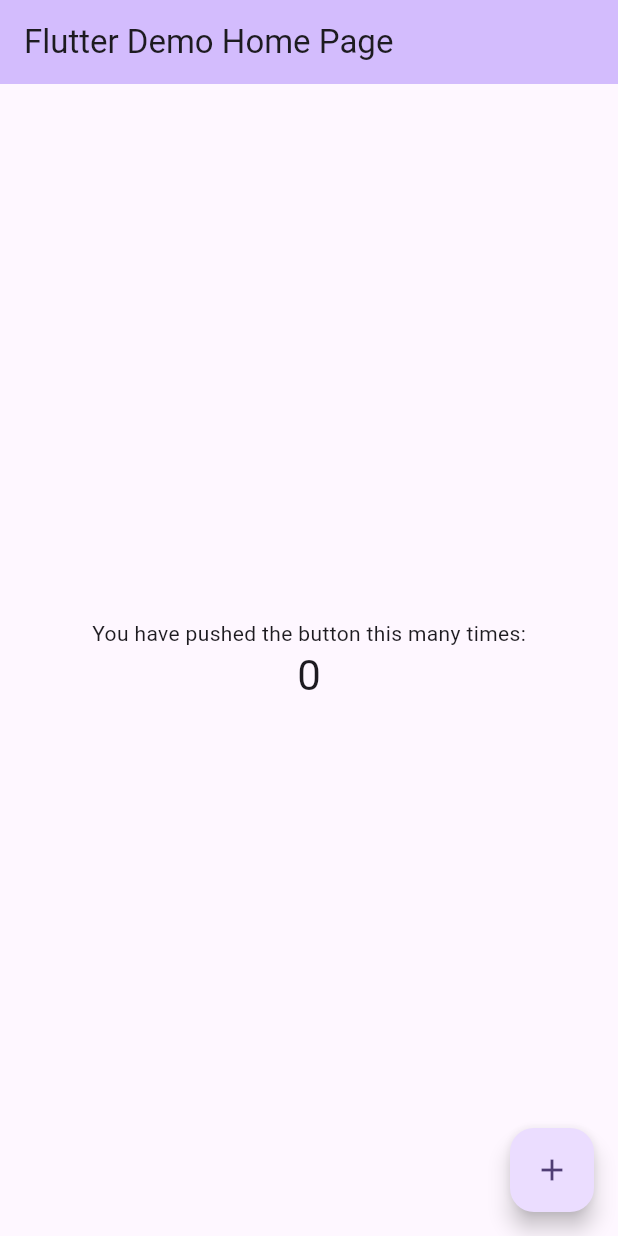
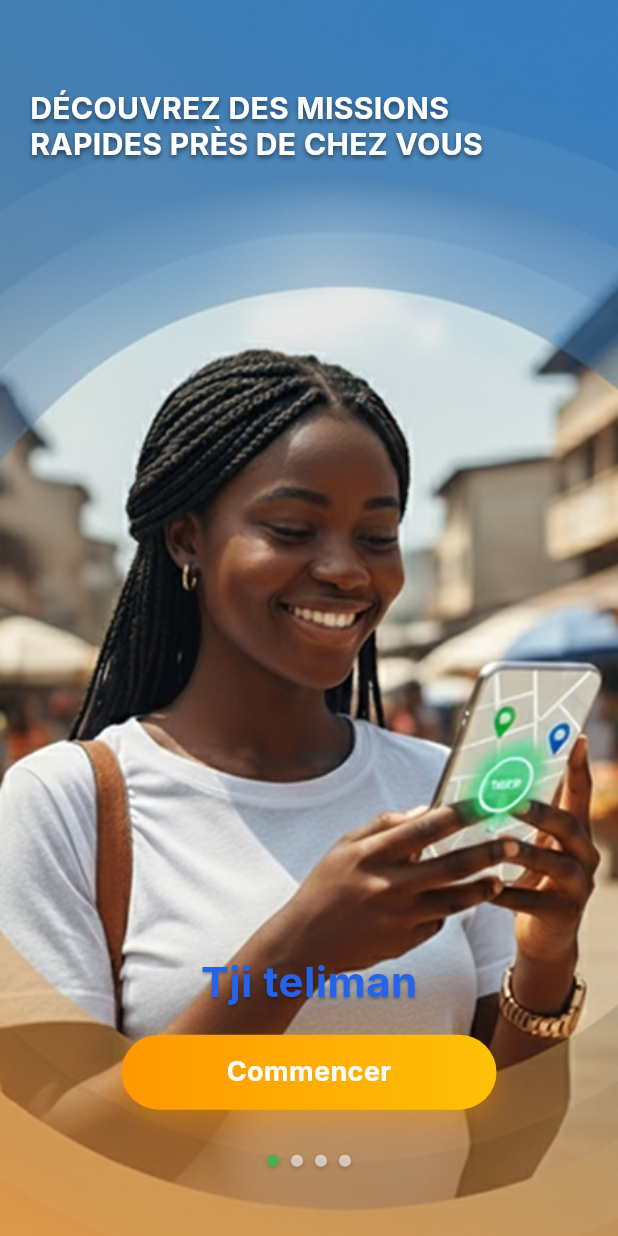
Before and after one commit to Tji-Teliman/tji_teliman_mobile, a Flutter app: the screen it shows after launch, on a phone screen of 412 x 824 dp. Run offline on Flutter 3.47's test engine with Material 3 defaults, Android fonts, the light colour scheme and no system bars; our stand-ins replace google_fonts.

Commit message:
creation des premieres pages

```diff
--- a/lib/main.dart
+++ b/lib/main.dart
@@ -1,122 +1,58 @@
 import 'package:flutter/material.dart';
+import 'package:google_fonts/google_fonts.dart';
+import 'screens/splash_screen.dart';
+import 'screens/splash_screen_2.dart';
 
 void main() {
-  runApp(const MyApp());
+  runApp(const TjiTelimanApp());
 }
 
-class MyApp extends StatelessWidget {
-  const MyApp({super.key});
+class TjiTelimanApp extends StatelessWidget {
+  const TjiTelimanApp({super.key});
 
-  // This widget is the root of your application.
   @override
   Widget build(BuildContext context) {
     return MaterialApp(
-      title: 'Flutter Demo',
+      title: 'Tji Teliman',
+      debugShowCheckedModeBanner: false,
       theme: ThemeData(
-        // This is the theme of your application.
-        //
-        // TRY THIS: Try running your application with "flutter run". You'll see
-        // the application has a purple toolbar. Then, without quitting the app,
-        // try changing the seedColor in the colorScheme below to Colors.green
-        // and then invoke "hot reload" (save your changes or press the "hot
-        // reload" button in a Flutter-supported IDE, or press "r" if you used
-        // the command line to start the app).
-        //
-        // Notice that the counter didn't reset back to zero; the application
-        // state is not lost during the reload. To reset the state, use hot
-        // restart instead.
-        //
-        // This works for code too, not just values: Most code changes can be
-        // tested with just a hot reload.
-        colorScheme: ColorScheme.fromSeed(seedColor: Colors.deepPurple),
+        primarySwatch: Colors.blue,
+        fontFamily: GoogleFonts.inter().fontFamily,
+        colorScheme: ColorScheme.fromSeed(
+          seedColor: const Color(0xFF2196F3),
+          brightness: Brightness.light,
+        ),
+        useMaterial3: true,
       ),
-      home: const MyHomePage(title: 'Flutter Demo Home Page'),
+      initialRoute: '/',
+      routes: {
+        '/': (context) => const SplashScreen(),
+        '/onboarding': (context) => const SplashScreen2(),
+        '/home': (context) => const HomeScreen(),
+      },
     );
   }
 }
 
-class MyHomePage extends StatefulWidget {
-  const MyHomePage({super.key, required this.title});
-
-  // This widget is the home page of your application. It is stateful, meaning
-  // that it has a State object (defined below) that contains fields that affect
-  // how it looks.
-
-  // This class is the configuration for the state. It holds the values (in this
-  // case the title) provided by the parent (in this case the App widget) and
-  // used by the build method of the State. Fields in a Widget subclass are
-  // always marked "final".
-
-  final String title;
-
-  @override
-  State<MyHomePage> createState() => _MyHomePageState();
-}
-
-class _MyHomePageState extends State<MyHomePage> {
-  int _counter = 0;
-
-  void _incrementCounter() {
-    setState(() {
-      // This call to setState tells the Flutter framework that something has
-      // changed in this State, which causes it to rerun the build method below
-      // so that the display can reflect the updated values. If we changed
-      // _counter without calling setState(), then the build method would not be
-      // called again, and so nothing would appear to happen.
-      _counter++;
-    });
-  }
+// Page d'accueil temporaire
+class HomeScreen extends StatelessWidget {
+  const HomeScreen({super.key});
 
   @override
   Widget build(BuildContext context) {
-    // This method is rerun every time setState is called, for instance as done
-    // by the _incrementCounter method above.
-    //
-    // The Flutter framework has been optimized to make rerunning build methods
-    // fast, so that you can just rebuild anything that needs updating rather
-    // than having to individually change instances of widgets.
     return Scaffold(
       appBar: AppBar(
-        // TRY THIS: Try changing the color here to a specific color (to
-        // Colors.amber, perhaps?) and trigger a hot reload to see the AppBar
-        // change color while the other colors stay the same.
-        backgroundColor: Theme.of(context).colorScheme.inversePrimary,
-        // Here we take the value from the MyHomePage object that was created by
-        // the App.build method, and use it to set our appbar title.
-        title: Text(widget.title),
+        title: const Text('Tji Teliman'),
+        backgroundColor: const Color(0xFF2196F3),
+        foregroundColor: Colors.white,
       ),
-      body: Center(
-        // Center is a layout widget. It takes a single child and positions it
-        // in the middle of the parent.
-        child: Column(
-          // Column is also a layout widget. It takes a list of children and
-          // arranges them vertically. By default, it sizes itself to fit its
-          // children horizontally, and tries to be as tall as its parent.
-          //
-          // Column has various properties to control how it sizes itself and
-          // how it positions its children. Here we use mainAxisAlignment to
-          // center the children vertically; the main axis here is the vertical
-          // axis because Columns are vertical (the cross axis would be
-          // horizontal).
-          //
-          // TRY THIS: Invoke "debug painting" (choose the "Toggle Debug Paint"
-          // action in the IDE, or press "p" in the console), to see the
-          // wireframe for each widget.
-          mainAxisAlignment: MainAxisAlignment.center,
-          children: <Widget>[
-            const Text('You have pushed the button this many times:'),
-            Text(
-              '$_counter',
-              style: Theme.of(context).textTheme.headlineMedium,
-            ),
-          ],
+      body: const Center(
+        child: Text(
+          'Bienvenue dans Tji Teliman!\n\nLes interfaces suivantes seront créées ici.',
+          textAlign: TextAlign.center,
+          style: TextStyle(fontSize: 18),
         ),
       ),
-      floatingActionButton: FloatingActionButton(
-        onPressed: _incrementCounter,
-        tooltip: 'Increment',
-        child: const Icon(Icons.add),
-      ), // This trailing comma makes auto-formatting nicer for build methods.
     );
   }
 }
--- /dev/null
+++ b/lib/screens/splash_screen_2.dart
@@ -0,0 +1,166 @@
+import 'package:flutter/material.dart';
+import 'package:google_fonts/google_fonts.dart';
+
+class SplashScreen2 extends StatefulWidget {
+  const SplashScreen2({super.key});
+
+  @override
+  State<SplashScreen2> createState() => _SplashScreen2State();
+}
+
+class _SplashScreen2State extends State<SplashScreen2> {
+  @override
+  Widget build(BuildContext context) {
+    return Scaffold(
+      body: Container(
+        decoration: const BoxDecoration(
+          image: DecorationImage(
+            image: AssetImage('assets/images/image splash screen 2.png'),
+            fit: BoxFit.cover,
+          ),
+        ),
+        child: SafeArea(
+          child: Column(
+            children: [
+              // Section du haut avec le texte (prend toute la largeur)
+              Expanded(
+                flex: 2,
+                child: Padding(
+                  padding: const EdgeInsets.symmetric(horizontal: 20.0, vertical: 60.0),
+                  child: Align(
+                    alignment: Alignment.topLeft,
+                    child: SizedBox(
+                      width: double.infinity,
+                      child: Text(
+                        'DÉCOUVREZ DES MISSIONS RAPIDES PRÈS DE CHEZ VOUS',
+                        style: GoogleFonts.inter(
+                          fontSize: 20, // Taille réduite
+                          fontWeight: FontWeight.bold,
+                          color: Colors.white,
+                          height: 1.2,
+                          shadows: [
+                            Shadow(
+                              color: Colors.black.withOpacity(0.5),
+                              blurRadius: 4,
+                              offset: const Offset(0, 2),
+                            ),
+                          ],
+                        ),
+                      ),
+                    ),
+                  ),
+                ),
+              ),
+
+              // Section centrale (espace pour l'image de fond)
+              Expanded(
+                flex: 3,
+                child: Container(),
+              ),
+
+              // Section du bas avec le bouton et les indicateurs
+              Expanded(
+                flex: 2,
+                child: Padding(
+                  padding: const EdgeInsets.all(20.0),
+                  child: Column(
+                    mainAxisAlignment: MainAxisAlignment.center,
+                    children: [
+                      // Texte "Tji teliman" avec la nouvelle couleur
+                      Text(
+                        'Tji teliman',
+                        style: GoogleFonts.inter(
+                          fontSize: 28,
+                          fontWeight: FontWeight.bold,
+                          color: const Color(0xFF2563EB), // Nouvelle couleur #2563EB
+                          shadows: [
+                            Shadow(
+                              color: Colors.black.withOpacity(0.3),
+                              blurRadius: 2,
+                              offset: const Offset(0, 1),
+                            ),
+                          ],
+                        ),
+                      ),
+                      const SizedBox(height: 15),
+
+                      // Bouton "Commencer" avec largeur réduite
+                      SizedBox(
+                        width: 250, // Largeur réduite (au lieu de double.infinity)
+                        height: 50,
+                        child: Container(
+                          decoration: BoxDecoration(
+                            gradient: const LinearGradient(
+                              colors: [
+                                Color(0xFFFF9800), // Orange
+                                Color(0xFFFFC107), // Jaune
+                              ],
+                            ),
+                            borderRadius: BorderRadius.circular(25),
+                            boxShadow: [
+                              BoxShadow(
+                                color: const Color(0xFFFF9800).withOpacity(0.4),
+                                blurRadius: 15,
+                                offset: const Offset(0, 8),
+                              ),
+                            ],
+                          ),
+                          child: Material(
+                            color: Colors.transparent,
+                            child: InkWell(
+                              borderRadius: BorderRadius.circular(25),
+                              onTap: () {
+                                // Navigation vers la page suivante
+                                Navigator.of(context).pushReplacementNamed('/home');
+                              },
+                              child: Center(
+                                child: Text(
+                                  'Commencer',
+                                  style: GoogleFonts.inter(
+                                    fontSize: 18,
+                                    fontWeight: FontWeight.bold,
+                                    color: Colors.white,
+                                  ),
+                                ),
+                              ),
+                            ),
+                          ),
+                        ),
+                      ),
+                      const SizedBox(height: 30),
+
+                      // Indicateurs de page
+                      Row(
+                        mainAxisAlignment: MainAxisAlignment.center,
+                        children: List.generate(4, (index) {
+                          return Container(
+                            margin: const EdgeInsets.symmetric(horizontal: 4),
+                            width: 8,
+                            height: 8,
+                            decoration: BoxDecoration(
+                              color: index == 0
+                                  ? const Color(0xFF4CAF50) // Vert pour la page actuelle
+                                  : Colors.white.withOpacity(0.6),
+                              shape: BoxShape.circle,
+                              boxShadow: [
+                                BoxShadow(
+                                  color: Colors.black.withOpacity(0.2),
+                                  blurRadius: 2,
+                                  offset: const Offset(0, 1),
+                                ),
+                              ],
+                            ),
+                          );
+                        }),
+                      ),
+                    ],
+                  ),
+                ),
+              ),
+            ],
+          ),
+        ),
+      ),
+    );
+  }
+}
--- a/pubspec.yaml
+++ b/pubspec.yaml
@@ -62,6 +62,8 @@ flutter:
   # included with your application, so that you can use the icons in
   # the material Icons class.
   uses-material-design: true
+  assets:
+    - assets/images/
 
   # To add assets to your application, add an assets section, like this:
   # assets:
```
Also changed, not shown: lib/screens/splash_screen.dart (added, +114 -0 lines), assets/images/LOGO_TJI_TELIMAN.png (added), assets/images/image splash screen 2.png (added).
